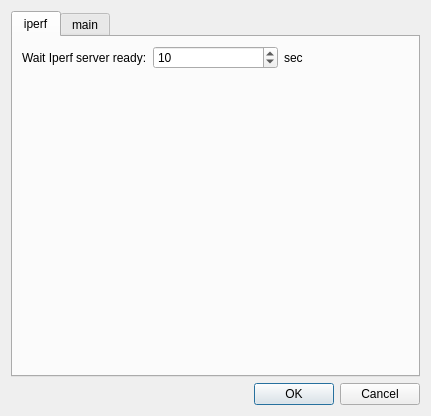
Old version of the form qiperfc/src/dlgoption.ui in the repository coolshou/qiperf.
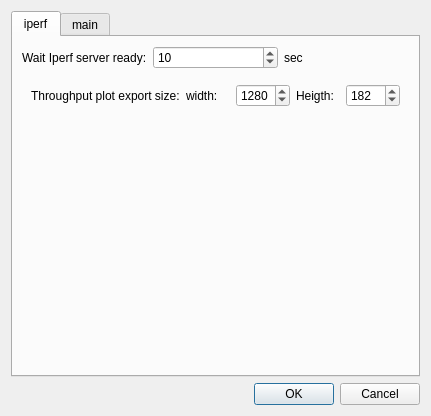
New version of the form. Icons and pictures are not drawn.

What changed in the file:
```diff
--- a/qiperfc/src/dlgoption.ui
+++ b/qiperfc/src/dlgoption.ui
@@ -55,7 +55,7 @@
          </property>
         </widget>
        </item>
-       <item row="1" column="0">
+       <item row="2" column="0">
         <spacer name="verticalSpacer">
          <property name="orientation">
           <enum>Qt::Vertical</enum>
@@ -68,6 +68,53 @@
          </property>
         </spacer>
        </item>
+       <item row="1" column="0" colspan="3">
+        <widget class="QWidget" name="widget" native="true">
+         <layout class="QHBoxLayout" name="horizontalLayout">
+          <item>
+           <widget class="QLabel" name="label_3">
+            <property name="text">
+             <string>Throughput plot export size:</string>
+            </property>
+           </widget>
+          </item>
+          <item>
+           <widget class="QLabel" name="label_4">
+            <property name="text">
+             <string>width:</string>
+            </property>
+           </widget>
+          </item>
+          <item>
+           <widget class="QSpinBox" name="sb_width_tp">
+            <property name="maximum">
+             <number>2048</number>
+            </property>
+            <property name="value">
+             <number>1280</number>
+            </property>
+           </widget>
+          </item>
+          <item>
+           <widget class="QLabel" name="label_5">
+            <property name="text">
+             <string>Heigth:</string>
+            </property>
+           </widget>
+          </item>
+          <item>
+           <widget class="QSpinBox" name="sb_heigth_tp">
+            <property name="maximum">
+             <number>1024</number>
+            </property>
+            <property name="value">
+             <number>182</number>
+            </property>
+           </widget>
+          </item>
+         </layout>
+        </widget>
+       </item>
       </layout>
      </widget>
      <widget class="QWidget" name="tab_main">
```
Left out of the diff: 14 changed lines with no effect on the pictures.
